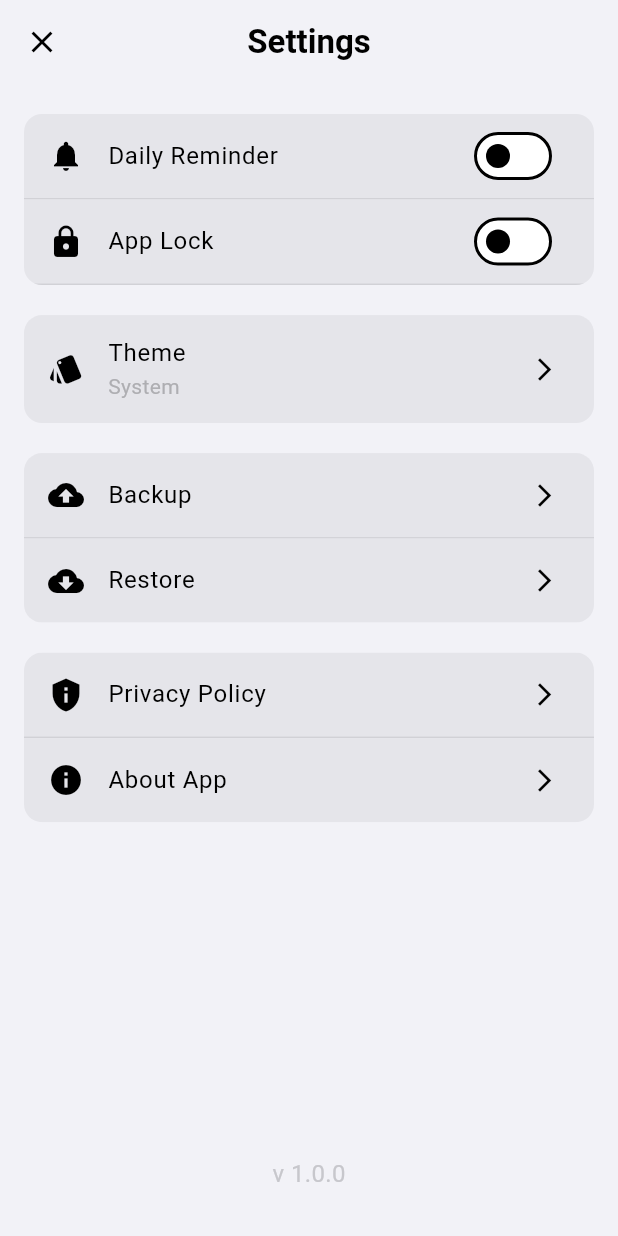
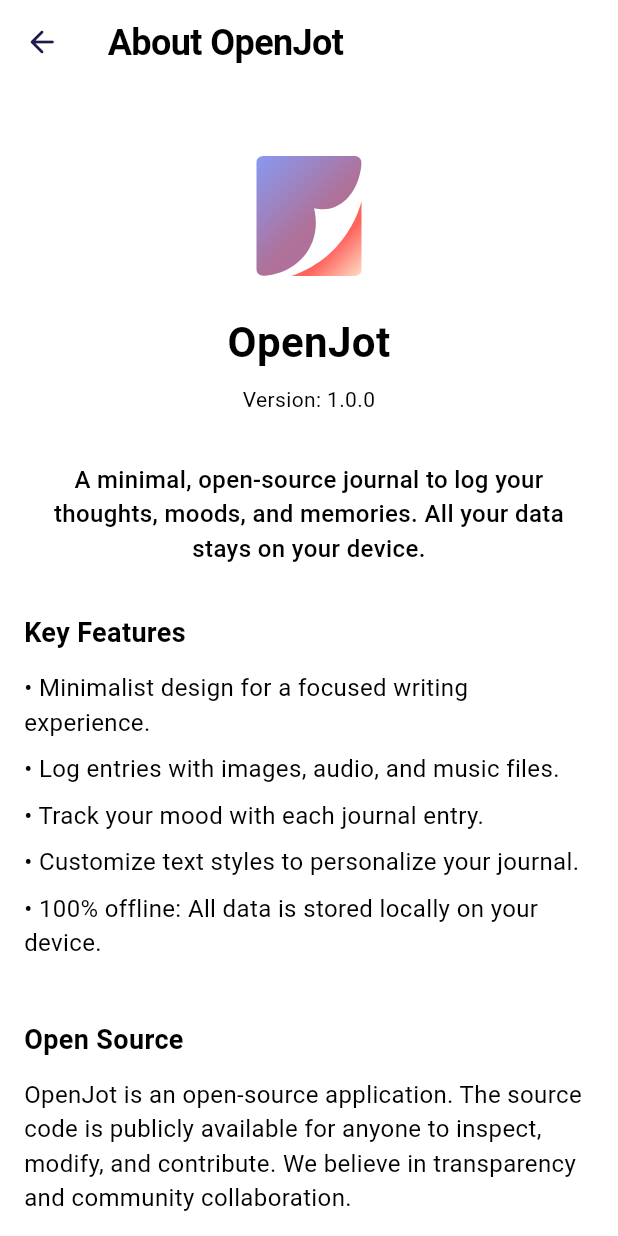
Before and after one commit to TheGandabherunda/OpenJot, a Flutter app: the SettingsBottomSheet screen opened directly, after a tap on "About App", on a phone screen of 412 x 824 dp. Run offline on Flutter 3.47's test engine with Material 3 defaults, Android fonts, the phone set to English and light mode, and no system bars; our stand-ins replace audioplayers, camera, device_info_plus, file_picker, flutter_local_notifications, flutter_map and 19 more; missing offline and left inert: flutter_quill, photo_manager, photo_manager_image_provider, progressive_blur, receive_sharing_intent, record and 1 more; accounts and stored records are empty.

Commit message:
about and terms screens

```diff
--- a/lib/app/core/constants.dart
+++ b/lib/app/core/constants.dart
@@ -139,6 +139,7 @@ class AppConstants {
   static const String backup = "Backup";
   static const String restore = "Restore";
   static const String privacyPolicy = "Privacy Policy";
+  static const String termsNConditions = "Terms & Conditions";
   static const String about = "About App";
   static const String version = "Version 1.0.0";
   static const String theme = "Theme";
--- /dev/null
+++ b/lib/app/modules/settings/about_screen.dart
@@ -0,0 +1,291 @@
+import 'package:flutter/material.dart';
+import 'package:flutter/services.dart';
+import 'package:flutter_svg/svg.dart';
+import 'package:get/get.dart';
+import 'package:package_info_plus/package_info_plus.dart';
+import 'package:url_launcher/url_launcher.dart';
+
+class AboutScreen extends StatefulWidget {
+  const AboutScreen({super.key});
+
+  @override
+  State<AboutScreen> createState() => _AboutScreenState();
+}
+
+class _AboutScreenState extends State<AboutScreen> {
+  String _appVersion = 'Loading...';
+
+  @override
+  void initState() {
+    super.initState();
+    _getAppVersion();
+  }
+
+  Future<void> _getAppVersion() async {
+    try {
+      final packageInfo = await PackageInfo.fromPlatform();
+      setState(() {
+        _appVersion = packageInfo.version;
+      });
+    } catch (e) {
+      // Handle error
+      setState(() {
+        _appVersion = 'N/A';
+      });
+    }
+  }
+
+  Future<void> _launchURL(String url) async {
+    final Uri uri = Uri.parse(url);
+    if (await canLaunchUrl(uri)) {
+      await launchUrl(uri, mode: LaunchMode.platformDefault);
+    } else {
+      // Handle error
+    }
+  }
+
+  Future<void> _sendEmail(String email, String subject) async {
+    final String encodedSubject = Uri.encodeComponent(subject);
+    final Uri uri = Uri(
+      scheme: 'mailto',
+      path: email,
+      query: 'subject=$encodedSubject',
+    );
+    if (await canLaunchUrl(uri)) {
+      await launchUrl(uri, mode: LaunchMode.externalApplication);
+    } else {
+      // Handle error
+    }
+  }
+
+  @override
+  Widget build(BuildContext context) {
+    final appColors = Theme.of(context).colorScheme;
+
+    return Scaffold(
+      backgroundColor: appColors.surface,
+      appBar: AppBar(
+        backgroundColor: appColors.surface,
+        leading: IconButton(
+          icon: Icon(Icons.arrow_back_rounded,
+              size: 24, color: appColors.primary),
+          onPressed: () {
+            HapticFeedback.lightImpact();
+            Get.back();
+          },
+        ),
+        title: Text(
+          'About OpenJot',
+          style: TextStyle(
+            fontSize: 24,
+            height: 1.3,
+            letterSpacing: -0.4,
+            color: appColors.onSurface,
+            fontWeight: FontWeight.w600,
+          ),
+        ),
+      ),
+      body: SingleChildScrollView(
+        padding: const EdgeInsets.all(16.0),
+        child: Column(
+          crossAxisAlignment: CrossAxisAlignment.start,
+          children: [
+            Center(
+              child: Column(
+                children: [
+                  const SizedBox(height: 32),
+                  SvgPicture.asset(
+                    'assets/app_icon.svg',
+                    width: 80,
+                    height: 80,
+                    placeholderBuilder: (context) => Icon(
+                      Icons.apps,
+                      size: 80,
+                      color: appColors.primary,
+                    ),
+                  ),
+                  const SizedBox(height: 24),
+                  Text(
+                    'OpenJot',
+                    textAlign: TextAlign.center,
+                    style: TextStyle(
+                      fontSize: 28,
+                      fontWeight: FontWeight.bold,
+                      color: appColors.onSurface,
+                    ),
+                  ),
+                  const SizedBox(height: 8),
+                  Text(
+                    'Version: $_appVersion',
+                    textAlign: TextAlign.center,
+                    style: TextStyle(
+                      fontSize: 14,
+                      color: appColors.onSurfaceVariant,
+                    ),
+                  ),
+                ],
+              ),
+            ),
+            const SizedBox(height: 32),
+            Text(
+              'A minimal, open-source journal to log your thoughts, moods, and memories. All your data stays on your device.',
+              textAlign: TextAlign.center,
+              style: TextStyle(
+                fontSize: 16,
+                fontWeight: FontWeight.w500,
+                color: appColors.onSurfaceVariant,
+              ),
+            ),
+            const SizedBox(height: 32),
+            Text(
+              'Key Features',
+              textAlign: TextAlign.start,
+              style: TextStyle(
+                fontSize: 18,
+                fontWeight: FontWeight.w600,
+                color: appColors.onSurface,
+              ),
+            ),
+            const SizedBox(height: 12),
+            const Column(
+              crossAxisAlignment: CrossAxisAlignment.start,
+              children: [
+                FeatureText(
+                    text:
+                        '• Minimalist design for a focused writing experience.'),
+                FeatureText(
+                    text: '• Log entries with images, audio, and music files.'),
+                FeatureText(text: '• Track your mood with each journal entry.'),
+                FeatureText(
+                    text:
+                        '• Customize text styles to personalize your journal.'),
+                FeatureText(
+                    text:
+                        '• 100% offline: All data is stored locally on your device.'),
+              ],
+            ),
+            const SizedBox(height: 32),
+            Text(
+              'Open Source',
+              textAlign: TextAlign.start,
+              style: TextStyle(
+                fontSize: 18,
+                fontWeight: FontWeight.w600,
+                color: appColors.onSurface,
+              ),
+            ),
+            const SizedBox(height: 12),
+            Text(
+              'OpenJot is an open-source application. The source code is publicly available for anyone to inspect, modify, and contribute. We believe in transparency and community collaboration.',
+              textAlign: TextAlign.start,
+              style: TextStyle(
+                fontSize: 16,
+                fontWeight: FontWeight.w400,
+                color: appColors.onSurfaceVariant,
+              ),
+            ),
+            const SizedBox(height: 32),
+            Text(
+              'Data Privacy',
+              textAlign: TextAlign.start,
+              style: TextStyle(
+                fontSize: 18,
+                fontWeight: FontWeight.w600,
+                color: appColors.onSurface,
+              ),
+            ),
+            const SizedBox(height: 12),
+            Text(
+              'We value your privacy. OpenJot does not collect, store, or transmit any of your personal data. All your journal entries, including text, images, and audio files, are stored exclusively on your device.',
+              textAlign: TextAlign.start,
+              style: TextStyle(
+                fontSize: 16,
+                fontWeight: FontWeight.w400,
+                color: appColors.onSurfaceVariant,
+              ),
+            ),
+            const SizedBox(height: 32),
+            Text(
+              'Links',
+              textAlign: TextAlign.start,
+              style: TextStyle(
+                fontSize: 18,
+                fontWeight: FontWeight.w600,
+                color: appColors.onSurface,
+              ),
+            ),
+            const SizedBox(height: 12),
+            Column(
+              children: [
+                ListTile(
+                  title: Text(
+                    'Source Code on GitHub',
+                    style: TextStyle(
+                      fontSize: 16,
+                      fontWeight: FontWeight.w500,
+                      color: appColors.primary,
+                    ),
+                  ),
+                  trailing: Icon(Icons.open_in_new,
+                      size: 20, color: appColors.primary),
+                  onTap: () => _launchURL(
+                      'https://github.com/TheGandabherunda/OpenJot.git'),
+                ),
+                ListTile(
+                  title: Text(
+                    'Send Feedback',
+                    style: TextStyle(
+                      fontSize: 16,
+                      fontWeight: FontWeight.w500,
+                      color: appColors.primary,
+                    ),
+                  ),
+                  trailing: Icon(Icons.mail_outline,
+                      size: 20, color: appColors.primary),
+                  onTap: () => _sendEmail(
+                      'arunuserx@gmail.com', 'Feedback about OpenJot'),
+                ),
+              ],
+            ),
+            const SizedBox(height: 32),
+            Center(
+              child: Text(
+                'Thank you for using OpenJot!',
+                textAlign: TextAlign.center,
+                style: TextStyle(
+                  fontSize: 14,
+                  color: appColors.onSurfaceVariant,
+                  fontStyle: FontStyle.italic,
+                  fontWeight: FontWeight.w400,
+                ),
+              ),
+            ),
+            const SizedBox(height: 16),
+          ],
+        ),
+      ),
+    );
+  }
+}
+
+class FeatureText extends StatelessWidget {
+  final String text;
+
+  const FeatureText({super.key, required this.text});
+
+  @override
+  Widget build(BuildContext context) {
+    return Padding(
+      padding: const EdgeInsets.only(bottom: 8.0),
+      child: Text(
+        text,
+        textAlign: TextAlign.start,
+        style: TextStyle(
+          fontSize: 16,
+          fontWeight: FontWeight.w400,
+          color: Theme.of(context).colorScheme.onSurfaceVariant,
+        ),
+      ),
+    );
+  }
+}
--- a/lib/app/modules/settings/settings_bottomsheet.dart
+++ b/lib/app/modules/settings/settings_bottomsheet.dart
@@ -3,6 +3,8 @@ import 'package:flutter_screenutil/flutter_screenutil.dart';
 import 'package:get/get.dart';
 import 'package:intl/intl.dart';
 import 'package:open_jot/app/core/constants.dart';
+import 'package:open_jot/app/modules/settings/about_screen.dart';
+import 'package:open_jot/app/modules/settings/terms_and_conditions_screen.dart';
 import 'package:package_info_plus/package_info_plus.dart';
 
 import '../../core/theme.dart';
@@ -307,18 +309,27 @@ class _SettingsBottomSheetState extends State<SettingsBottomSheet> {
                     child: Column(
                       children: [
                         _buildListTile(
+                          title: AppConstants.termsNConditions,
+                          icon: Icons.file_copy_rounded,
+                          trailing:
+                              const Icon(Icons.arrow_forward_ios, size: 18),
+                          onTap: () =>
+                              Get.to(() => const TermsAndConditionsScreen()),
+                        ),
+                        _buildListTile(
                           title: AppConstants.privacyPolicy,
                           icon: Icons.privacy_tip,
                           trailing:
                               const Icon(Icons.arrow_forward_ios, size: 18),
-                          onTap: () {},
+                          onTap: () => controller.launchURL(
+                              'https://thegandabherunda.github.io/OpenJot/privacy_policy'),
                         ),
                         _buildListTile(
                           title: AppConstants.about,
                           icon: Icons.info,
                           trailing:
                               const Icon(Icons.arrow_forward_ios, size: 18),
-                          onTap: () {},
+                          onTap: () => Get.to(() => const AboutScreen()),
                           showDivider: false, // Last tile in the group
                         ),
                       ],
--- a/lib/app/routes/app_pages.dart
+++ b/lib/app/routes/app_pages.dart
@@ -2,6 +2,8 @@ import 'package:get/get.dart';
 import 'package:open_jot/app/modules/app_lock/app_lock_screen.dart';
 import 'package:open_jot/app/modules/onboarding/onboarding_binding.dart';
 import 'package:open_jot/app/modules/onboarding/onboarding_view.dart';
+import 'package:open_jot/app/modules/settings/about_screen.dart';
+import 'package:open_jot/app/modules/settings/terms_and_conditions_screen.dart';
 
 import '../modules/home/home_binding.dart';
 import '../modules/home/home_view.dart';
@@ -14,6 +16,8 @@ class AppPages {
   static const INITIAL = Routes.ONBOARDING;
   static const HOME = Routes.HOME;
   static const APP_LOCK = Routes.APP_LOCK;
+  static const ABOUT = Routes.ABOUT;
+  static const TERMS = Routes.TERMS;
 
   // List of all GetPage objects, defining routes, pages, and their bindings
   static final routes = [
@@ -31,6 +35,13 @@ class AppPages {
       name: Routes.APP_LOCK,
       page: () => const AppLockScreen(),
     ),
-    // Add other GetPage entries here for new screens
+    GetPage(
+      name: Routes.ABOUT,
+      page: () => const AboutScreen(),
+    ),
+    GetPage(
+      name: Routes.TERMS,
+      page: () => const TermsAndConditionsScreen(),
+    ),
   ];
 }
--- a/lib/app/routes/app_routes.dart
+++ b/lib/app/routes/app_routes.dart
@@ -2,4 +2,6 @@ abstract class Routes {
   static const ONBOARDING = '/onboarding';
   static const HOME = '/home';
   static const APP_LOCK = '/app-lock';
+  static const ABOUT = '/about';
+  static const TERMS = '/terms';
 }
```
Also changed, not shown: lib/app/modules/settings/settings_controller.dart (+36 -7 lines), lib/app/modules/settings/terms_and_conditions_screen.dart (added, +186 -0 lines), lib/app/core/utils.dart (deleted). Lines whose indentation alone changed are shown as unchanged.
